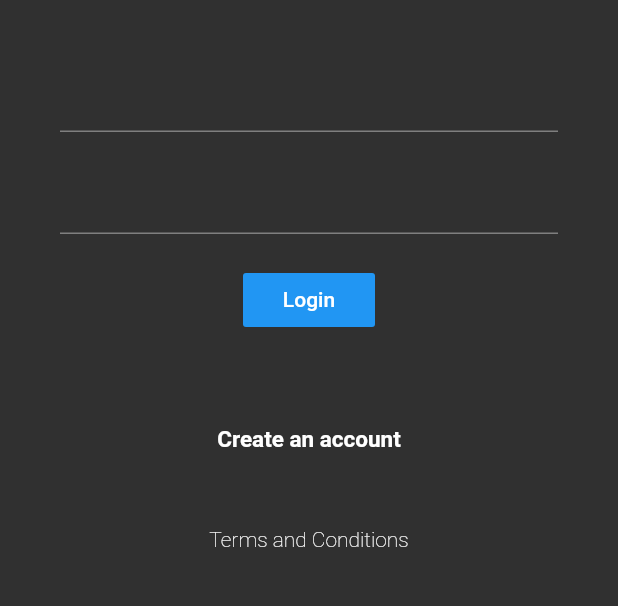
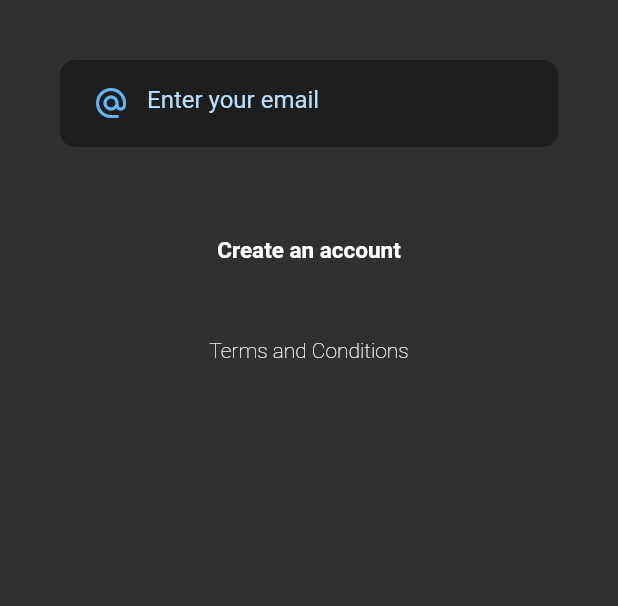
Before and after one commit to juanfranciscocis/Team_Chat, a Flutter app: the screen it shows after launch, on a phone screen of 412 x 824 dp, the part 470-1076 px from its top. Run offline on Flutter 3.47's test engine with Material 2 defaults, Android fonts, the light colour scheme and no system bars.

Commit message:
LOGIN DESIGN, CUSTOM INPUT WITH NO ARGUMENTS

```diff
--- a/lib/screens/login_screen.dart
+++ b/lib/screens/login_screen.dart
@@ -1,4 +1,7 @@
 import 'package:flutter/material.dart';
+
+import '../widgets/widgets.dart';
+
 
 class LoginScreen extends StatelessWidget{
   const LoginScreen({Key? key}) : super(key: key);
@@ -76,23 +79,18 @@ class _FormState extends State<_Form> {
       child: Container(
         child: Column(
           children:[
-            TextField(),
-            SizedBox(height: 20),
-            TextField(),
-            SizedBox(height: 20),
-            MaterialButton(
-              child: Text('Login', style: TextStyle(color: Colors.white)),
-              elevation: 0,
-              color: Colors.blue,
-              onPressed: (){},
-            )
 
+            CustomInputWidget()
+
+            //TODO: CREATE BUTTON
           ]
         ),
       ),
     );
   }
 }
+
+
 
 class _Labels extends StatelessWidget {
   const _Labels({
--- /dev/null
+++ b/lib/widgets/login_widgets/custom_input_widget.dart
@@ -0,0 +1,30 @@
+import 'package:flutter/material.dart';
+
+class CustomInputWidget extends StatelessWidget {
+  const CustomInputWidget({
+    Key? key,
+  }) : super(key: key);
+
+  @override
+  Widget build(BuildContext context) {
+    return Container(
+      padding: EdgeInsets.only(top: 5, left: 10, right:30, bottom: 5),
+      decoration: BoxDecoration(
+        color: Colors.black38,
+        borderRadius: BorderRadius.circular(10),
+      ),
+
+      child: TextField(
+        autocorrect: false,
+        keyboardType: TextInputType.emailAddress,
+        decoration: InputDecoration(
+          border: InputBorder.none,
+          prefixIcon: Icon(Icons.alternate_email, color: Colors.blue[300],),
+          hintText: 'Enter your email',
+          hintStyle: TextStyle(color: Colors.blue[100]),
+        ),
+
+      ),
+    );
+  }
+}
--- /dev/null
+++ b/lib/widgets/widgets.dart
@@ -0,0 +1 @@
+export 'package:team_chat/widgets/login_widgets/custom_input_widget.dart';
```
